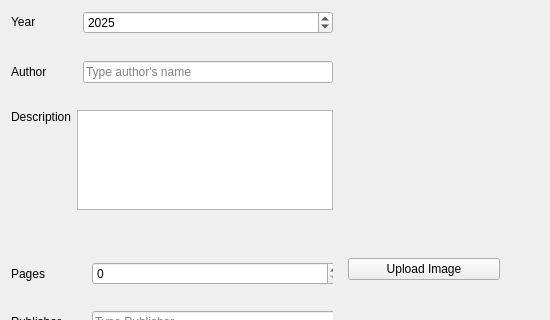
Carmelllo/Pao24, file ProgettoMedia/Src/View/editmedia.ui: the form before one commit; both pictures show x 0 to 550 and y 119 to 439 of the 550 by 600 pixel window.
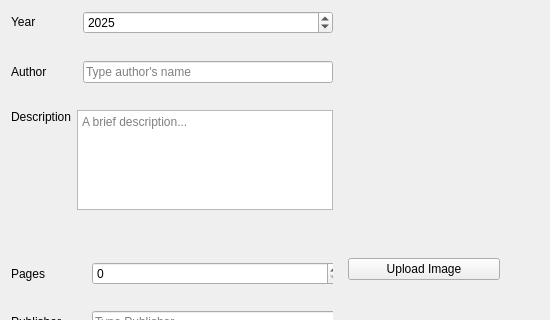
The form after the commit. The open tabs and pages were chosen to show the change.

```diff
--- a/ProgettoMedia/Src/View/editmedia.ui
+++ b/ProgettoMedia/Src/View/editmedia.ui
@@ -605,6 +605,12 @@
          <height>100</height>
         </size>
        </property>
+       <property name="lineWrapMode">
+        <enum>QTextEdit::LineWrapMode::FixedPixelWidth</enum>
+       </property>
+       <property name="placeholderText">
+        <string>A brief description...</string>
+       </property>
       </widget>
      </item>
     </layout>
```
Left out of the diff: 2 changed lines with no effect on the pictures.
